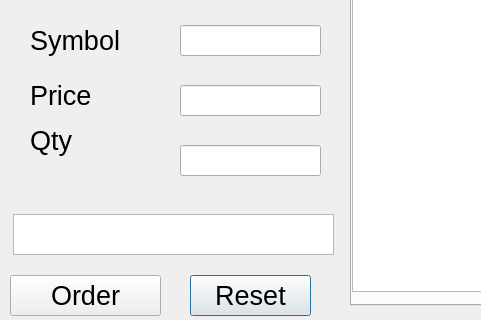
Old version of the form ManualLog/ManualOrder/createdlg.ui in the repository handsomehu/CppWorkStream; both pictures show x 0 to 481 and y 245 to 565 of the 1235 by 565 pixel window.
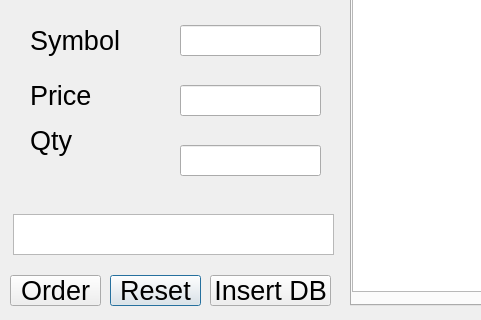
New version of the form.

The edit to the form file:
```diff
--- a/ManualLog/ManualOrder/createdlg.ui
+++ b/ManualLog/ManualOrder/createdlg.ui
@@ -16,10 +16,10 @@
   <widget class="QPushButton" name="pb_reset">
    <property name="geometry">
     <rect>
-     <x>190</x>
+     <x>110</x>
      <y>520</y>
-     <width>121</width>
-     <height>41</height>
+     <width>91</width>
+     <height>31</height>
     </rect>
    </property>
    <property name="font">
@@ -204,8 +204,8 @@
     <rect>
      <x>10</x>
      <y>520</y>
-     <width>151</width>
-     <height>41</height>
+     <width>91</width>
+     <height>31</height>
     </rect>
    </property>
    <property name="font">
@@ -333,6 +333,24 @@
     </rect>
    </property>
   </widget>
+  <widget class="QPushButton" name="pb_db">
+   <property name="geometry">
+    <rect>
+     <x>210</x>
+     <y>520</y>
+     <width>121</width>
+     <height>31</height>
+    </rect>
+   </property>
+   <property name="font">
+    <font>
+     <pointsize>20</pointsize>
+    </font>
+   </property>
+   <property name="text">
+    <string>Insert DB</string>
+   </property>
+  </widget>
  </widget>
  <resources/>
  <connections/>
```
